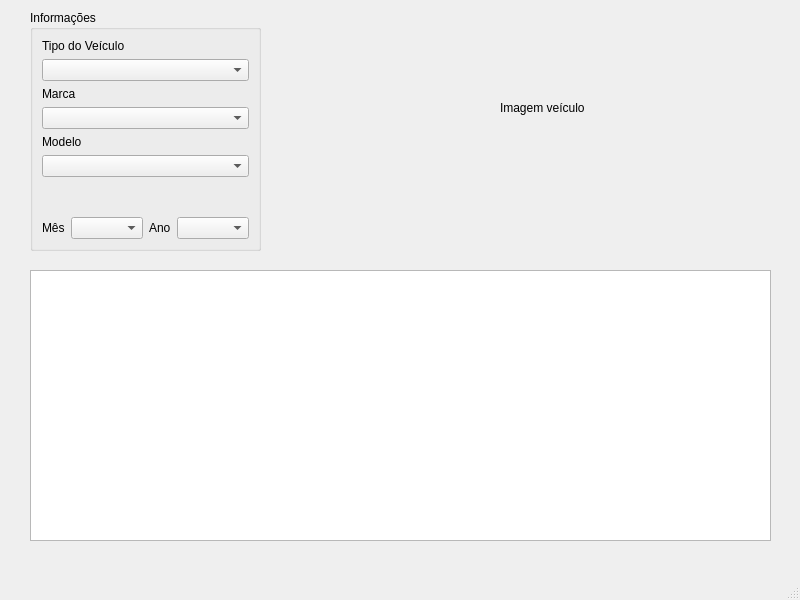
Before: the Qt Designer form mainwindow.ui in walter-agostinho/Vehicle_Searching, drawn with Qt 5.
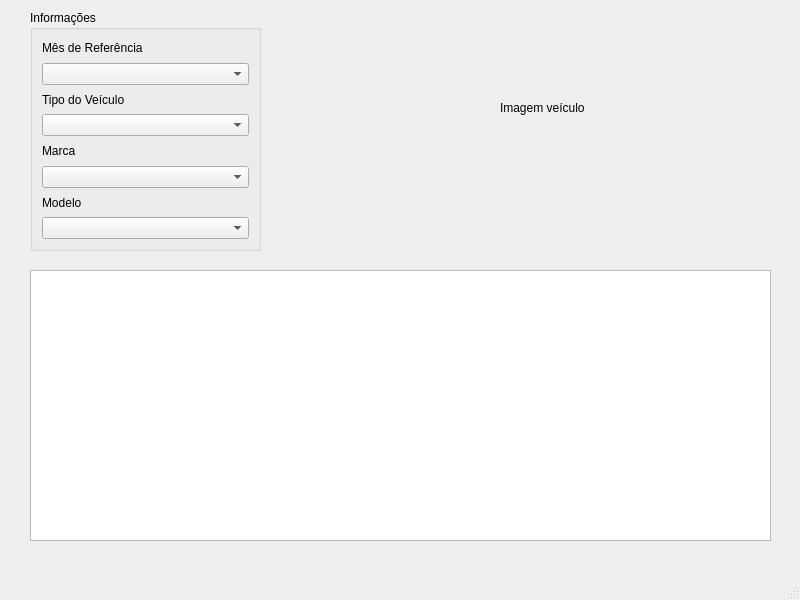
After: the same form once the commit is applied.

Commit message: removed reply from class. create a new one in every request

```diff
--- a/mainwindow.ui
+++ b/mainwindow.ui
@@ -50,6 +50,16 @@
      <string>Informações</string>
     </property>
     <layout class="QVBoxLayout" name="verticalLayout">
+     <item>
+      <widget class="QLabel" name="label_5">
+       <property name="text">
+        <string>Mês de Referência</string>
+       </property>
+      </widget>
+     </item>
+     <item>
+      <widget class="QComboBox" name="monthReferenceComboBox"/>
+     </item>
      <item>
       <widget class="QLabel" name="label">
        <property name="text">
@@ -80,43 +90,6 @@
      <item>
       <widget class="QComboBox" name="modelComboBox"/>
      </item>
-     <item>
-      <spacer name="verticalSpacer">
-       <property name="orientation">
-        <enum>Qt::Vertical</enum>
-       </property>
-       <property name="sizeHint" stdset="0">
-        <size>
-         <width>20</width>
-         <height>40</height>
-        </size>
-       </property>
-      </spacer>
-     </item>
-     <item>
-      <layout class="QHBoxLayout" name="horizontalLayout">
-       <item>
-        <widget class="QLabel" name="label_5">
-         <property name="text">
-          <string>Mês</string>
-         </property>
-        </widget>
-       </item>
-       <item>
-        <widget class="QComboBox" name="comboBox"/>
-       </item>
-       <item>
-        <widget class="QLabel" name="label_6">
-         <property name="text">
-          <string>Ano</string>
-         </property>
-        </widget>
-       </item>
-       <item>
-        <widget class="QComboBox" name="comboBox_2"/>
-       </item>
-      </layout>
-     </item>
     </layout>
    </widget>
   </widget>
```
The commit also changes 5 other files.
